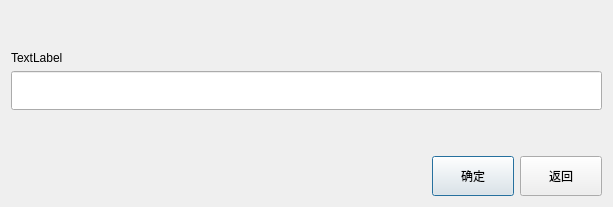
Above: password.ui from ypg666/Wire_Rotate before the change. Below: the same form after it.
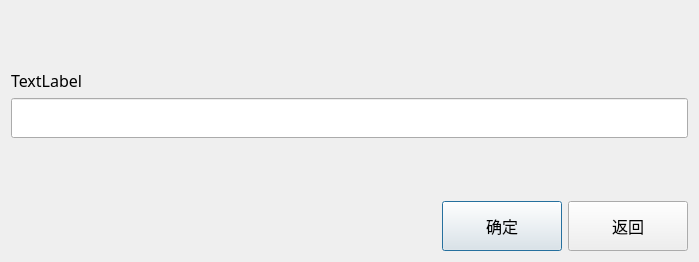
That is the form after the change.

Patch:
```diff
--- a/password.ui
+++ b/password.ui
@@ -6,8 +6,8 @@
    <rect>
     <x>0</x>
     <y>0</y>
-    <width>613</width>
-    <height>207</height>
+    <width>699</width>
+    <height>262</height>
    </rect>
   </property>
   <property name="sizePolicy">
@@ -35,6 +35,12 @@
    </item>
    <item>
     <widget class="QLabel" name="label">
+     <property name="font">
+      <font>
+       <family>微软雅黑</family>
+       <pointsize>12</pointsize>
+      </font>
+     </property>
      <property name="text">
       <string>TextLabel</string>
      </property>
@@ -56,6 +62,11 @@
          <height>40</height>
         </size>
        </property>
+       <property name="font">
+        <font>
+         <pointsize>12</pointsize>
+        </font>
+       </property>
       </widget>
      </item>
     </layout>
@@ -102,6 +113,12 @@
          <height>50</height>
         </size>
        </property>
+       <property name="font">
+        <font>
+         <family>微软雅黑</family>
+         <pointsize>12</pointsize>
+        </font>
+       </property>
        <property name="text">
         <string>确定</string>
        </property>
@@ -121,6 +138,12 @@
          <height>50</height>
         </size>
        </property>
+       <property name="font">
+        <font>
+         <family>微软雅黑</family>
+         <pointsize>12</pointsize>
+        </font>
+       </property>
        <property name="text">
         <string>返回</string>
        </property>
```
